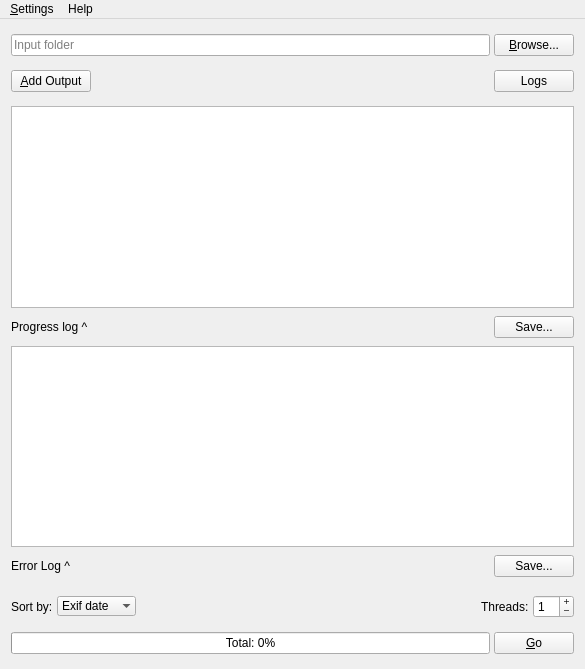
Above: gui/mainwindow.ui from gramanas/rrwc before the change. Below: the same form after it.
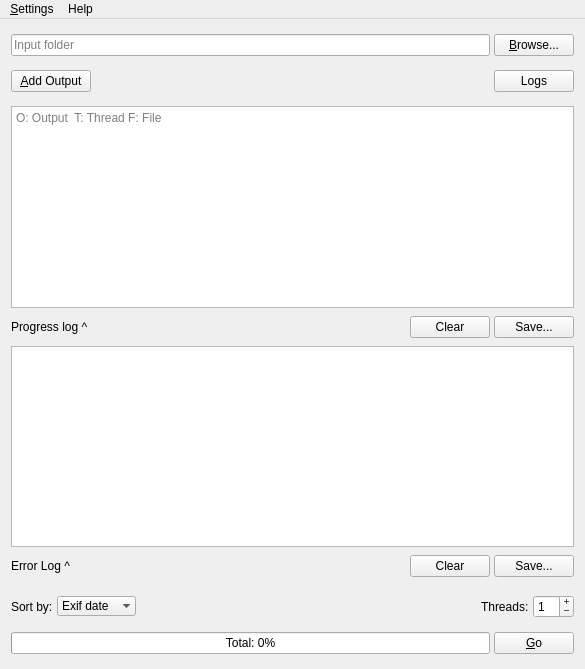
That is the form after the change. The open tabs and pages were chosen to show the change.

Commit message: Finished progress bad and outputs

Patch:
```diff
--- a/gui/mainwindow.ui
+++ b/gui/mainwindow.ui
@@ -199,6 +199,9 @@
           <property name="acceptRichText">
            <bool>false</bool>
           </property>
+          <property name="placeholderText">
+           <string>O: Output  T: Thread F: File</string>
+          </property>
          </widget>
         </item>
         <item>
@@ -245,6 +248,13 @@
              </property>
             </spacer>
            </item>
+           <item>
+            <widget class="QPushButton" name="butClearProgress">
+             <property name="text">
+              <string>Clear</string>
+             </property>
+            </widget>
+           </item>
            <item>
             <widget class="QPushButton" name="butExportProgressLog">
              <property name="text">
@@ -318,6 +328,13 @@
              </property>
             </spacer>
            </item>
+           <item>
+            <widget class="QPushButton" name="butClearError">
+             <property name="text">
+              <string>Clear</string>
+             </property>
+            </widget>
+           </item>
            <item>
             <widget class="QPushButton" name="butExportErrorLog">
              <property name="text">
```
Left out of the diff: 35 changed lines with no effect on the pictures. The commit also changes 22 other files.
